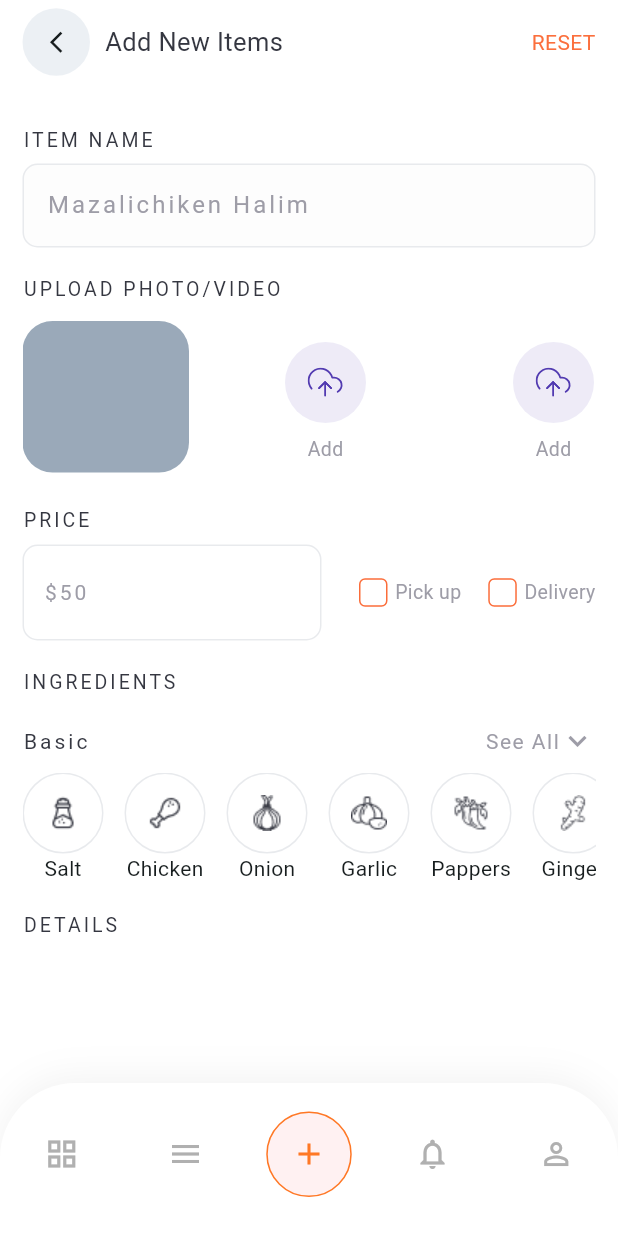
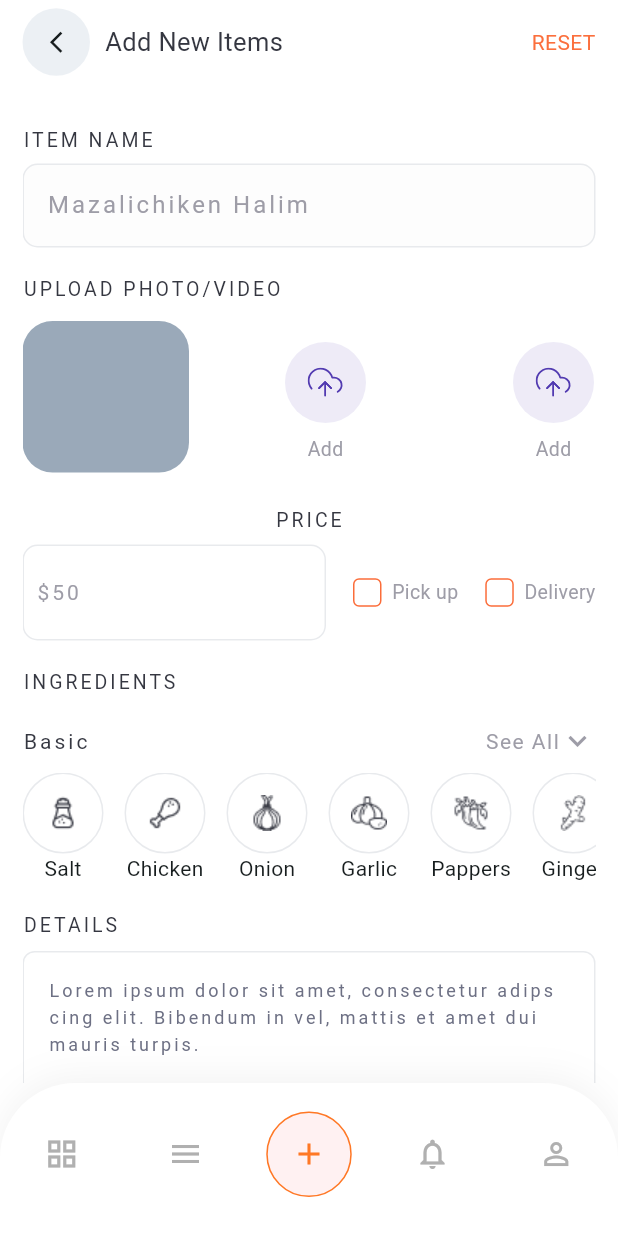
Before and after one commit to beekramdas/chef_app, a Flutter app: the screen it shows after launch, item 3 of the bottom bar chosen, on a phone screen of 412 x 824 dp. Run offline on Flutter 3.47's test engine with Material 3 defaults, Android fonts, the phone set to English and light mode, and no system bars; our stand-ins replace fl_chart, flutter_svg; missing offline and left inert: mobkit_dashed_border.

Commit message:
updated 14 september

```diff
--- a/lib/main.dart
+++ b/lib/main.dart
@@ -1,7 +1,17 @@
 import 'package:chef_app/indexPage.dart';
 import 'package:flutter/material.dart';
+import 'package:flutter/services.dart';
 
 void main() {
+  WidgetsFlutterBinding.ensureInitialized();
+
+  SystemChrome.setSystemUIOverlayStyle(
+    const SystemUiOverlayStyle(
+      statusBarColor: Colors.white, // 👈 Background color of status bar
+      statusBarIconBrightness: Brightness.dark, // 👈 For Android
+      statusBarBrightness: Brightness.light, // 👈 For iOS
+    ),
+  );
   runApp(const MyApp());
 }
 
@@ -22,6 +32,11 @@ class MyApp extends StatelessWidget {
         ),
         scaffoldBackgroundColor: Colors.white,
         colorScheme: ColorScheme.fromSeed(seedColor: Colors.white),
+        appBarTheme: const AppBarTheme(
+          backgroundColor: Colors.white,
+          elevation: 0,
+          scrolledUnderElevation: 0,
+        ),
       ),
       home: IndexPage(),
     );
--- a/lib/pages/addProduct/addFood.dart
+++ b/lib/pages/addProduct/addFood.dart
@@ -26,14 +26,6 @@ class _AddFoodState extends State<AddFood> {
     ["assets/ingredients/pappers.png", "Pappers"],
   ];
 
-  // final List<Map<String, dynamic>> ingredients = [
-  //   {"name": "Salt", "ingPath": "assets/ingredients/salt.png"},//
-  //   {"name": "Chicken", "ingPath": "assets/ingredients/chicken.png"},
-  //   {"name": "Onion", "ingPath": "assets/ingredients/onion.png"},
-  //   {"name": "Garlic", "ingPath": "assets/ingredients/garlic.png"},
-  //   {"name": "Ginger", "ingPath": "assets/ingredients/ginger.png"},
-  //   {"name": "Peppers", "ingPath": "assets/ingredients/pappers.png"},
-  // ];
   final Set<int> selectedIndexes = {};
   bool showAllIngredients = false;
 
@@ -46,9 +38,10 @@ class _AddFoodState extends State<AddFood> {
     return Scaffold(
       backgroundColor: Colors.white,
       appBar: AppBar(
+        scrolledUnderElevation: 0,
         elevation: 0,
         leadingWidth: double.maxFinite,
-        backgroundColor: Colors.transparent,
+        backgroundColor: Colors.white,
         leading: Padding(
           padding: const EdgeInsets.only(left: 15),
           child: Row(
@@ -85,6 +78,8 @@ class _AddFoodState extends State<AddFood> {
       body: Padding(
         padding: const EdgeInsets.symmetric(horizontal: 15),
         child: SingleChildScrollView(
+          scrollDirection: Axis.vertical,
+          physics: AlwaysScrollableScrollPhysics(),
           child: Column(
             spacing: 18,
             crossAxisAlignment: CrossAxisAlignment.start,
@@ -245,7 +240,6 @@ class _AddFoodState extends State<AddFood> {
                 ],
               ),
               Column(
-                crossAxisAlignment: CrossAxisAlignment.start,
                 spacing: 7,
                 children: [
                   Text(
@@ -257,14 +251,14 @@ class _AddFoodState extends State<AddFood> {
                     ),
                   ),
                   Row(
-                    mainAxisSize: MainAxisSize.min,
+                    spacing: 18,
                     children: [
                       Expanded(
                         child: TextField(
                           decoration: InputDecoration(
                             contentPadding: EdgeInsets.symmetric(
                               vertical: 20,
-                              horizontal: 10,
+                              horizontal: 5,
                             ),
                             hintText: "\$50",
                             hintStyle: TextStyle(
@@ -283,16 +277,17 @@ class _AddFoodState extends State<AddFood> {
                           ),
                         ),
                       ),
-                      SizedBox(width: 25),
                       GestureDetector(
-                        behavior: HitTestBehavior.opaque,
                         onTap: () {
                           setState(() {
                             pickup = !pickup;
                             print(pickup);
                           });
                         },
-                        child: Container(
+                        child: Row(
+                          spacing: 7,
+                          children: [
+                            Container(
                               height: 19,
                               width: 19,
                               decoration: BoxDecoration(
@@ -313,8 +308,7 @@ class _AddFoodState extends State<AddFood> {
                                     )
                                   : null,
                             ),
-                      ),
-                      SizedBox(width: 5),
+
                             Text(
                               "Pick up",
                               style: TextStyle(
@@ -322,10 +316,16 @@ class _AddFoodState extends State<AddFood> {
                                 color: Color(0XFB9C9BA6),
                               ),
                             ),
-                      SizedBox(width: 18),
+                          ],
+                        ),
+                      ),
                       GestureDetector(
                         onTap: () => setState(() => delivery = !delivery),
-                        child: Container(
+                        child: Row(
+                          spacing: 7,
+                          mainAxisAlignment: MainAxisAlignment.spaceEvenly,
+                          children: [
+                            Container(
                               height: 19,
                               width: 19,
                               decoration: BoxDecoration(
@@ -346,13 +346,14 @@ class _AddFoodState extends State<AddFood> {
                                     )
                                   : null,
                             ),
-                      ),
-                      SizedBox(width: 5),
                             Text(
                               "Delivery",
                               style: TextStyle(
                                 fontSize: 13,
                                 color: Color(0XFB9C9BA6),
+                              ),
+                            ),
+                          ],
                         ),
                       ),
                     ],
@@ -446,12 +447,65 @@ class _AddFoodState extends State<AddFood> {
                   ),
                 ],
               ),
+              Column(
+                crossAxisAlignment: CrossAxisAlignment.start,
+                spacing: 8,
+                children: [
                   Text(
                     "DETAILS",
                     style: TextStyle(
                       color: Color(0XFB32343E),
                       letterSpacing: 2,
                       fontSize: 13,
+                    ),
+                  ),
+                  TextField(
+                    maxLines: 4,
+                    // you can change height by increasing/decreasing this
+                    decoration: InputDecoration(
+                      hintText:
+                          "Lorem ipsum dolor sit amet, consectetur adips cing elit. Bibendum in vel, mattis et amet dui mauris turpis.",
+                      hintStyle: const TextStyle(
+                        fontSize: 12,
+                        color: Color(0xFB6B6E82),
+                        letterSpacing: 2,
+                      ),
+                      filled: true,
+                      fillColor: Colors.white,
+                      contentPadding: const EdgeInsets.all(13),
+                      enabledBorder: OutlineInputBorder(
+                        borderRadius: BorderRadius.circular(8.0),
+                        borderSide: const BorderSide(
+                          color: Color(0xFBE8EAED),
+                          width: 1,
+                        ),
+                      ),
+                      focusedBorder: OutlineInputBorder(
+                        borderRadius: BorderRadius.circular(10),
+                        borderSide: const BorderSide(
+                          color: Color(0xFFFB6D3A), // highlight on focus
+                          width: 1.5,
+                        ),
+                      ),
+                    ),
+                  ),
+                ],
+              ),
+              Padding(
+                padding: const EdgeInsets.symmetric(vertical: 10),
+                child: Container(
+                  height: 62,
+                  width: double.maxFinite,
+                  decoration: BoxDecoration(
+                    color: Color(0XFBFF7622),
+                    borderRadius: BorderRadius.circular(10.0),
+                  ),
+                  child: Center(
+                    child: Text(
+                      "SAVE CHANGES",
+                      style: TextStyle(fontSize: 18, color: Colors.white),
+                    ),
+                  ),
                 ),
               ),
             ],
--- a/lib/pages/food/ingredientsTile.dart
+++ b/lib/pages/food/ingredientsTile.dart
@@ -45,6 +45,5 @@ class _IngredientsTileState extends State<IngredientsTile> {
         Text(widget.ingredientsName),
       ],
     );
-    ;
   }
 }
--- a/pubspec.yaml
+++ b/pubspec.yaml
@@ -47,7 +47,8 @@ dev_dependencies:
   flutter_lints: ^5.0.0
   flutter_svg: ^2.2.0
   fl_chart: ^0.67.0
-  mobkit_dashed_border: ^0.0.8
+  mobkit_dashed_border: ^0.0.8 #For dashed border outside container
+  smooth_page_indicator: ^1.2.1
 
 # For information on the generic Dart part of this file, see the
 # following page: https://dart.dev/tools/pub/pubspec
@@ -65,6 +66,7 @@ flutter:
     - assets/menu/
     - assets/
     - assets/ingredients/
+    - assets/foods/
   # - images/a_dot_ham.jpeg
 
   # An image asset can refer to one or more resolution-specific "variants", see
```
Also changed, not shown: lib/pages/food/allFoodTab.dart (+9 -0 lines), lib/pages/food/foodDetails.dart (added, +55 -0 lines), lib/pages/food/myFoodList.dart (+29 -20 lines), assets/foods/food1.jpg (added), assets/foods/image2.jpg (added), assets/foods/image4.jpg (added), pubspec.lock. Lines whose indentation alone changed are shown as unchanged.
